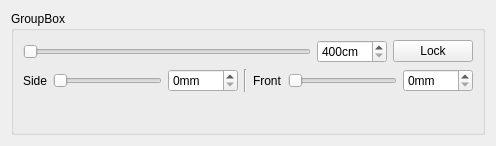
Old version of the form pc/core/widgets/qellipseslider.ui in the repository plule/pfe-costumes.
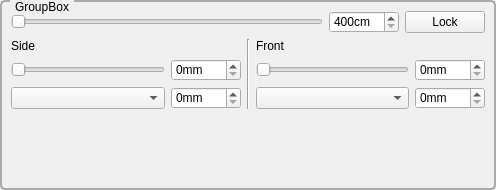
New version of the form.

Commit message: added block size logic

Diff of the .ui file:
```diff
--- a/pc/core/widgets/qellipseslider.ui
+++ b/pc/core/widgets/qellipseslider.ui
@@ -7,7 +7,7 @@
     <x>0</x>
     <y>0</y>
     <width>496</width>
-    <height>146</height>
+    <height>190</height>
    </rect>
   </property>
   <property name="sizePolicy">
@@ -20,8 +20,34 @@
    <string>Form</string>
   </property>
   <layout class="QVBoxLayout" name="verticalLayout">
+   <property name="leftMargin">
+    <number>0</number>
+   </property>
+   <property name="topMargin">
+    <number>0</number>
+   </property>
+   <property name="rightMargin">
+    <number>0</number>
+   </property>
+   <property name="bottomMargin">
+    <number>0</number>
+   </property>
    <item>
     <widget class="QGroupBox" name="mainGroup">
+     <property name="styleSheet">
+      <string notr="true">QGroupBox {
+    border: 2px solid darkgray;
+    border-radius: 5px;
+    margin-top: 0.5em;
+}
+
+QGroupBox::title {
+    subcontrol-origin: margin;
+    left: 10px;
+    padding: 0 3px 0 3px;
+}
+</string>
+     </property>
      <property name="title">
       <string>GroupBox</string>
      </property>
@@ -85,7 +111,9 @@
        </layout>
       </item>
       <item>
-       <layout class="QHBoxLayout" name="horizontalLayout_2">
+       <layout class="QHBoxLayout" name="motorsLayout">
+        <item>
+         <layout class="QVBoxLayout" name="sideLayout">
         <item>
          <widget class="QLabel" name="sideMotorLabel">
           <property name="text">
@@ -97,6 +125,8 @@
          </widget>
         </item>
         <item>
+           <layout class="QHBoxLayout" name="sideMotorLayout">
+            <item>
          <widget class="QSlider" name="sideMotorSlider">
           <property name="maximum">
            <number>50</number>
@@ -122,6 +152,37 @@
           </property>
          </widget>
         </item>
+           </layout>
+          </item>
+          <item>
+           <layout class="QHBoxLayout" name="horizontalLayout_2">
+            <item>
+             <widget class="QComboBox" name="sideBlockSelection">
+              <property name="sizePolicy">
+               <sizepolicy hsizetype="Expanding" vsizetype="Fixed">
+                <horstretch>0</horstretch>
+                <verstretch>0</verstretch>
+               </sizepolicy>
+              </property>
+             </widget>
+            </item>
+            <item>
+             <widget class="QSpinBox" name="sideBlockSize">
+              <property name="minimumSize">
+               <size>
+                <width>70</width>
+                <height>0</height>
+               </size>
+              </property>
+              <property name="suffix">
+               <string>mm</string>
+              </property>
+             </widget>
+            </item>
+           </layout>
+          </item>
+         </layout>
+        </item>
         <item>
          <widget class="Line" name="line">
           <property name="orientation">
@@ -130,6 +191,8 @@
          </widget>
         </item>
         <item>
+         <layout class="QVBoxLayout" name="verticalLayout_5">
+          <item>
          <widget class="QLabel" name="frontMotorLabel">
           <property name="text">
            <string>Front</string>
@@ -140,6 +203,8 @@
          </widget>
         </item>
         <item>
+           <layout class="QHBoxLayout" name="horizontalLayout_4">
+            <item>
          <widget class="QSlider" name="frontMotorSlider">
           <property name="maximum">
            <number>50</number>
@@ -168,7 +233,44 @@
        </layout>
       </item>
       <item>
+           <layout class="QHBoxLayout" name="horizontalLayout_5">
+            <item>
+             <widget class="QComboBox" name="frontBlockSelection">
+              <property name="sizePolicy">
+               <sizepolicy hsizetype="Expanding" vsizetype="Fixed">
+                <horstretch>0</horstretch>
+                <verstretch>0</verstretch>
+               </sizepolicy>
+              </property>
+             </widget>
+            </item>
+            <item>
+             <widget class="QSpinBox" name="frontBlockSize">
+              <property name="minimumSize">
+               <size>
+                <width>70</width>
+                <height>0</height>
+               </size>
+              </property>
+              <property name="suffix">
+               <string>mm</string>
+              </property>
+             </widget>
+            </item>
+           </layout>
+          </item>
+         </layout>
+        </item>
+       </layout>
+      </item>
+      <item>
        <widget class="QLabel" name="warningLabel">
+        <property name="sizePolicy">
+         <sizepolicy hsizetype="Preferred" vsizetype="Minimum">
+          <horstretch>0</horstretch>
+          <verstretch>0</verstretch>
+         </sizepolicy>
+        </property>
         <property name="styleSheet">
          <string notr="true">color:rgb(255, 0, 0)</string>
         </property>
```
Left out of the diff: 70 changed lines with no effect on the pictures. Lines whose indentation alone changed are shown as unchanged. The commit also changes 3 other files.
